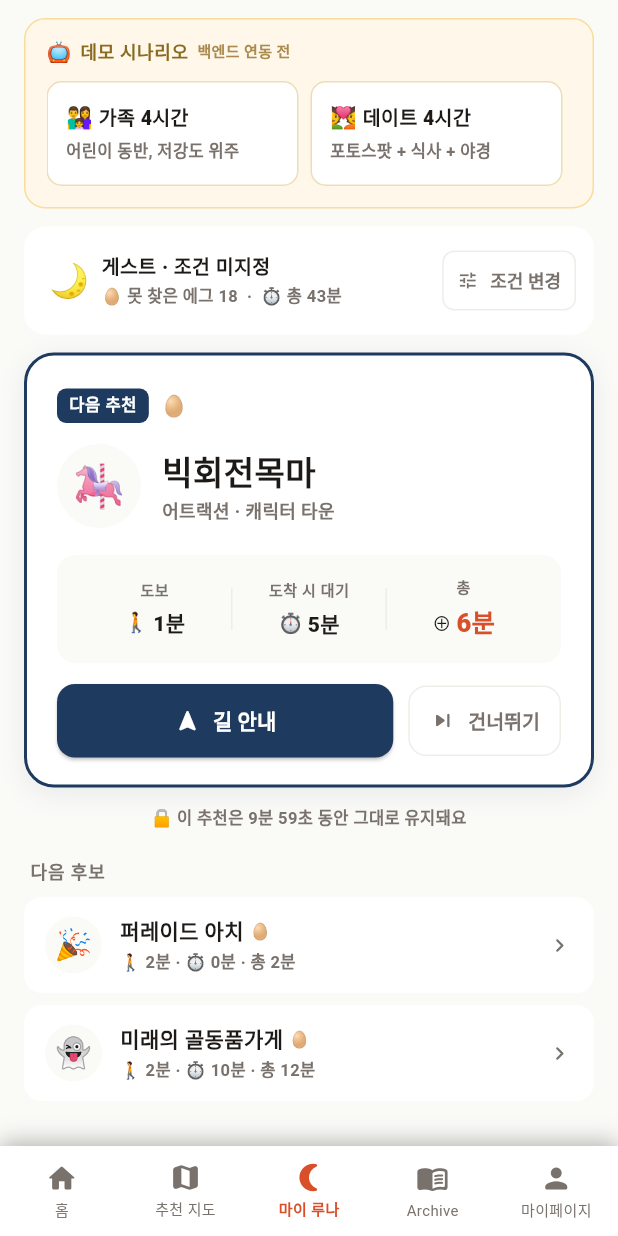
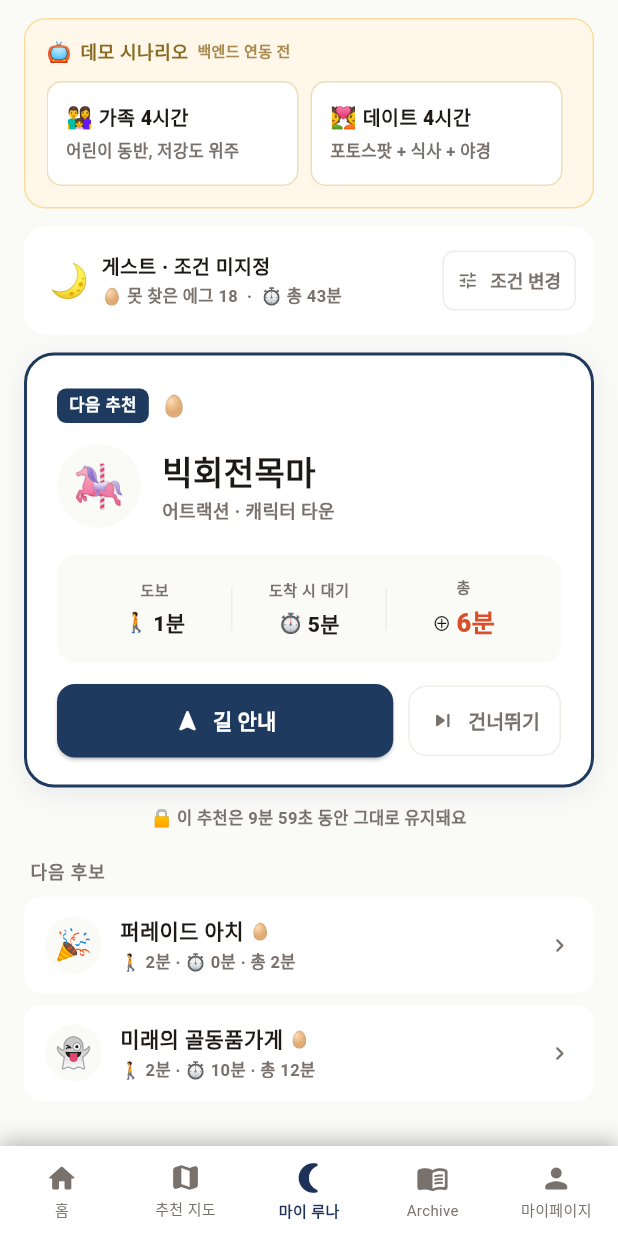
Before and after one commit to 202001381/retrace, a Flutter app: the MainScreen screen opened directly, item 3 of the bottom bar chosen, on a phone screen of 412 x 824 dp. Run offline on Flutter 3.47's test engine with Material 3 defaults, Android fonts, the phone set to English and light mode, and no system bars; our stand-ins replace cloud_firestore, firebase_core, flutter_map, geolocator, image_picker, latlong2 and 1 more; accounts and stored records are empty; Roboto replaces fonts that are missing (Pretendard).

Commit message:
Highlight 마이 루나 tab as main feature with brand navy color
- 마이 루나(index 2) 만 항시 navy(#1E3158) 로 표시 (브랜드 컬러)
- 비활성 시에도 70% 농도로 유지 — 다른 탭의 grey 와 차별
- 아이콘 크기 22→24, 라벨 weight w800 으로 시각적 우위
- 다른 탭은 기존대로 코랄 active / grey inactive

https://claude.ai/code/session_01YAc87G1mKcYU3mXuiQBWPk

```diff
--- a/lib/main.dart
+++ b/lib/main.dart
@@ -232,7 +232,12 @@ class _MainScreenState extends State<MainScreen> {
 
   Widget _navItem(int index, IconData icon, String label) {
     final isActive = _currentIndex == index;
-    final color = isActive ? AppColors.brandCoral : AppColors.textSecondary;
+    // 마이 루나 = 메인 기능. 다른 탭과 다른 브랜드 컬러(navy)로 항시 강조.
+    final isMyLuna = index == 2;
+    const myLunaColor = Color(0xFF1E3158);
+    final Color color = isMyLuna
+        ? (isActive ? myLunaColor : myLunaColor.withValues(alpha: 0.7))
+        : (isActive ? AppColors.brandCoral : AppColors.textSecondary);
     return Expanded(
       child: GestureDetector(
         onTap: () => setState(() {
@@ -244,14 +249,16 @@ class _MainScreenState extends State<MainScreen> {
         child: Column(
           mainAxisAlignment: MainAxisAlignment.center,
           children: [
-            Icon(icon, color: color, size: 22),
+            Icon(icon, color: color, size: isMyLuna ? 24 : 22),
             const SizedBox(height: 3),
             Text(
               label,
               style: TextStyle(
                 color: color,
                 fontSize: 10,
-                fontWeight: isActive ? FontWeight.w700 : FontWeight.w400,
+                fontWeight: isMyLuna
+                    ? FontWeight.w800
+                    : (isActive ? FontWeight.w700 : FontWeight.w400),
               ),
             ),
           ],
```
